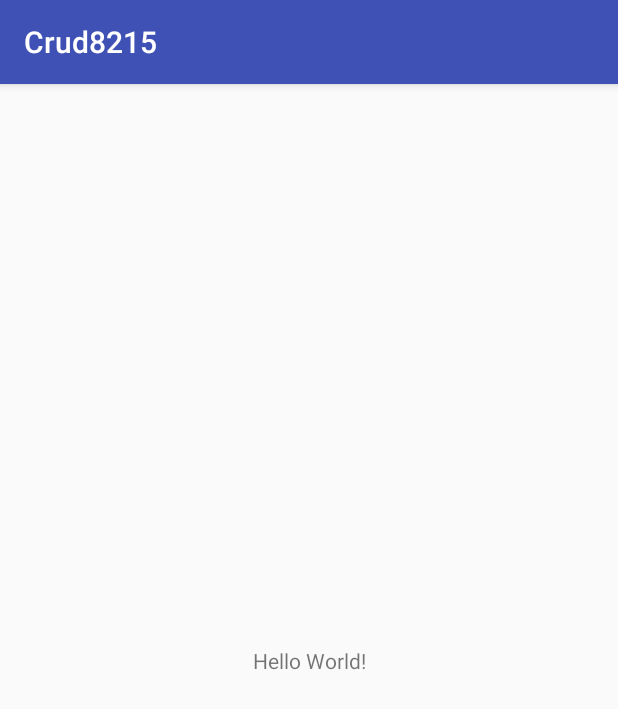
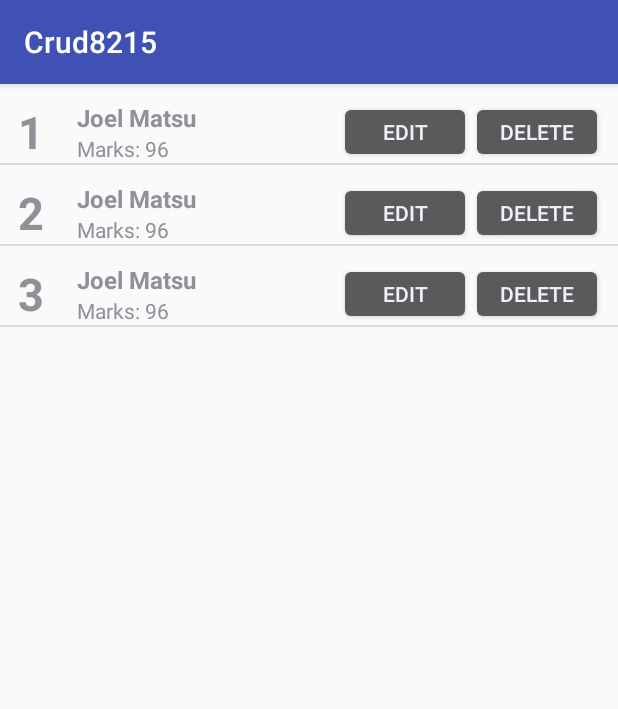
Before and after one commit to joelconestoga/crud8215, an Android app: the screen it shows after launch (MainActivity), on a phone screen of 412 x 824 dp. Shown: the top 709 px of the screen. Run offline under Robolectric (Android 15) with nearby library versions, the phone set to English and light mode, and no system bars.

Commit message:
create layout for students, list view and adapter

```diff
--- a/Crud8215/app/src/main/java/ca/joel/crud8215/MainActivity.java
+++ b/Crud8215/app/src/main/java/ca/joel/crud8215/MainActivity.java
@@ -1,13 +1,107 @@
 package ca.joel.crud8215;
 
+import android.content.Context;
+import android.support.annotation.LayoutRes;
+import android.support.annotation.NonNull;
+import android.support.annotation.Nullable;
 import android.support.v7.app.AppCompatActivity;
 import android.os.Bundle;
+import android.view.LayoutInflater;
+import android.view.View;
+import android.view.ViewGroup;
+import android.widget.ArrayAdapter;
+import android.widget.ListView;
+import android.widget.TextView;
+
+import org.w3c.dom.Text;
 
 public class MainActivity extends AppCompatActivity {
+
+    StudentAdapter adapter;
 
     @Override
     protected void onCreate(Bundle savedInstanceState) {
         super.onCreate(savedInstanceState);
         setContentView(R.layout.activity_main);
+
+        adapter = new StudentAdapter(getApplicationContext(), R.layout.layout_student);
+
+        ListView lsvStudents = (ListView) findViewById(R.id.lsvStudents);
+        lsvStudents.setAdapter(adapter);
+
+        adapter.add(new Student(1, "Joel", "Matsu", 96));
+        adapter.add(new Student(2, "Joel", "Matsu", 96));
+        adapter.add(new Student(3, "Joel", "Matsu", 96));
     }
+
+
+    class Student {
+        int id;
+        String firstName;
+        String lastName;
+        int mark;
+
+        public Student(int id, String firstName, String lastName, int mark) {
+            this.id = id;
+            this.firstName = firstName;
+            this.lastName = lastName;
+            this.mark = mark;
+        }
+
+        public int getId() {
+            return id;
+        }
+        public void setId(int id) {
+            this.id = id;
+        }
+        public String getFirstName() {
+            return firstName;
+        }
+        public void setFirstName(String firstName) {
+            this.firstName = firstName;
+        }
+        public String getLastName() {
+            return lastName;
+        }
+        public void setLastName(String lastName) {
+            this.lastName = lastName;
+        }
+        public int getMark() {
+            return mark;
+        }
+        public void setMark(int mark) {
+            this.mark = mark;
+        }
+    }
+
+    private class StudentAdapter extends ArrayAdapter<Student> {
+
+        public StudentAdapter(@NonNull Context context, @LayoutRes int resource) {
+            super(context, resource);
+        }
+
+        @NonNull
+        @Override
+        public View getView(int position, @Nullable View convertView, @NonNull ViewGroup parent) {
+
+            if (convertView == null) {
+                LayoutInflater inflater = LayoutInflater.from(getContext());
+                convertView = inflater.inflate(R.layout.layout_student, null);
+            }
+
+            Student student = getItem(position);
+
+            TextView txvId = (TextView) convertView.findViewById(R.id.txvId);
+            txvId.setText(String.valueOf(student.getId()));
+
+            TextView txvName = (TextView) convertView.findViewById(R.id.txvName);
+            txvName.setText(student.getFirstName() + " " + student.getLastName());
+
+            TextView txvMark = (TextView) convertView.findViewById(R.id.txvMark);
+            txvMark.setText("Marks: " + String.valueOf(student.getMark()));
+
+            return convertView;
+        }
+    }
+
 }
--- a/Crud8215/app/src/main/res/layout/activity_main.xml
+++ b/Crud8215/app/src/main/res/layout/activity_main.xml
@@ -1,18 +1,17 @@
 <?xml version="1.0" encoding="utf-8"?>
-<android.support.constraint.ConstraintLayout xmlns:android="http://schemas.android.com/apk/res/android"
+<RelativeLayout xmlns:android="http://schemas.android.com/apk/res/android"
     xmlns:app="http://schemas.android.com/apk/res-auto"
     xmlns:tools="http://schemas.android.com/tools"
     android:layout_width="match_parent"
     android:layout_height="match_parent"
     tools:context="ca.joel.crud8215.MainActivity">
 
-    <TextView
-        android:layout_width="wrap_content"
-        android:layout_height="wrap_content"
-        android:text="Hello World!"
-        app:layout_constraintBottom_toBottomOf="parent"
-        app:layout_constraintLeft_toLeftOf="parent"
-        app:layout_constraintRight_toRightOf="parent"
-        app:layout_constraintTop_toTopOf="parent" />
 
-</android.support.constraint.ConstraintLayout>
+    <ListView
+        android:id="@+id/lsvStudents"
+        android:layout_width="match_parent"
+        android:layout_height="match_parent"
+        android:layout_centerHorizontal="true"
+        android:layout_centerVertical="true" />
+
+</RelativeLayout>
--- /dev/null
+++ b/Crud8215/app/src/main/res/layout/layout_student.xml
@@ -0,0 +1,63 @@
+<?xml version="1.0" encoding="utf-8"?>
+<RelativeLayout xmlns:android="http://schemas.android.com/apk/res/android"
+    android:orientation="vertical" android:layout_width="match_parent"
+    android:layout_height="match_parent">
+
+    <TextView
+        android:id="@+id/txvId"
+        android:layout_width="wrap_content"
+        android:layout_height="wrap_content"
+        android:textSize="30sp"
+        android:textStyle="bold"
+        android:text="ID"
+        android:layout_marginTop="11dp"
+        android:layout_marginLeft="12dp"
+        android:layout_marginStart="12dp"
+        android:layout_alignParentTop="true"
+        android:layout_alignParentLeft="true"
+        android:layout_alignParentStart="true" />
+
+    <TextView
+        android:id="@+id/txvName"
+        android:layout_width="wrap_content"
+        android:layout_height="wrap_content"
+        android:textSize="16sp"
+        android:textStyle="bold"
+        android:text="Name"
+        android:layout_marginLeft="22dp"
+        android:layout_marginStart="22dp"
+        android:layout_alignTop="@+id/txvId"
+        android:layout_toRightOf="@+id/txvId"
+        android:layout_toEndOf="@+id/txvId" />
+
+    <TextView
+        android:id="@+id/txvMark"
+        android:layout_width="wrap_content"
+        android:layout_height="wrap_content"
+        android:text="Mark: 0"
+        android:layout_below="@+id/txvName"
+        android:layout_alignLeft="@+id/txvName"
+        android:layout_alignStart="@+id/txvName" />
+
+    <Button
+        android:id="@+id/btnEdit"
+        android:text="Edit"
+        android:layout_width="wrap_content"
+        android:layout_height="wrap_content"
+        android:layout_alignTop="@+id/txvName"
+        android:layout_toLeftOf="@+id/button2"
+        android:layout_toStartOf="@+id/button2"
+        android:layout_alignBottom="@+id/txvMark" />
+
+    <Button
+        android:id="@+id/button2"
+        android:text="Delete"
+        android:layout_width="wrap_content"
+        android:layout_height="wrap_content"
+        android:layout_marginRight="10dp"
+        android:layout_alignBottom="@+id/btnEdit"
+        android:layout_alignParentRight="true"
+        android:layout_alignParentEnd="true"
+        android:layout_alignTop="@+id/btnEdit" />
+
+</RelativeLayout>
```
